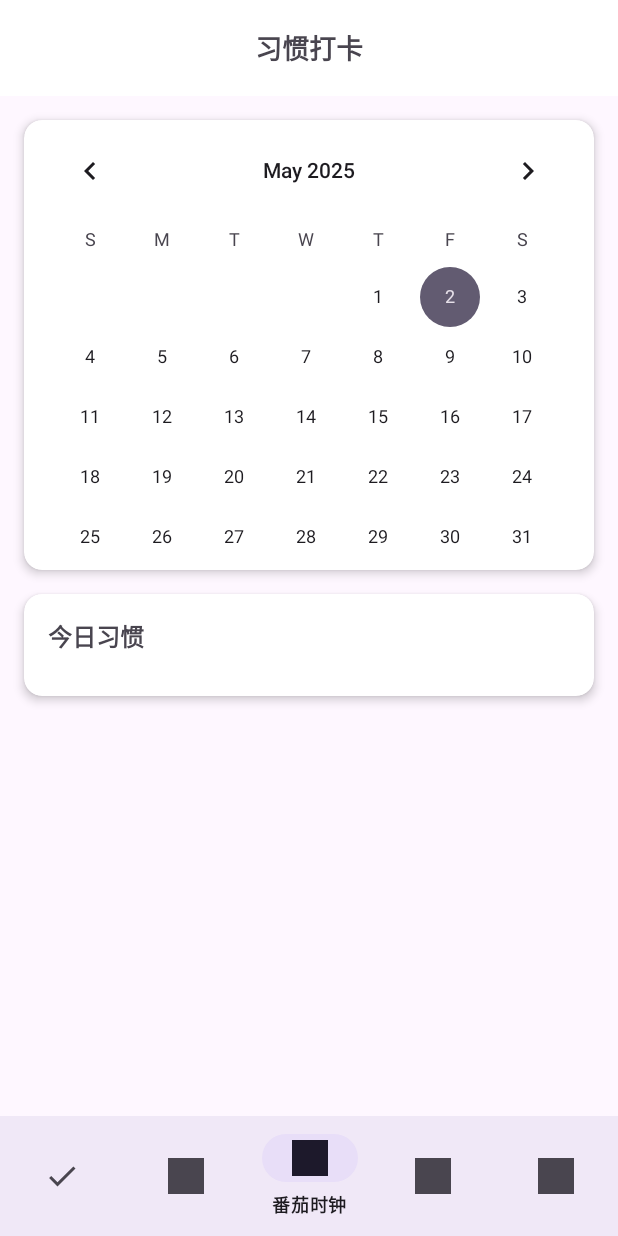
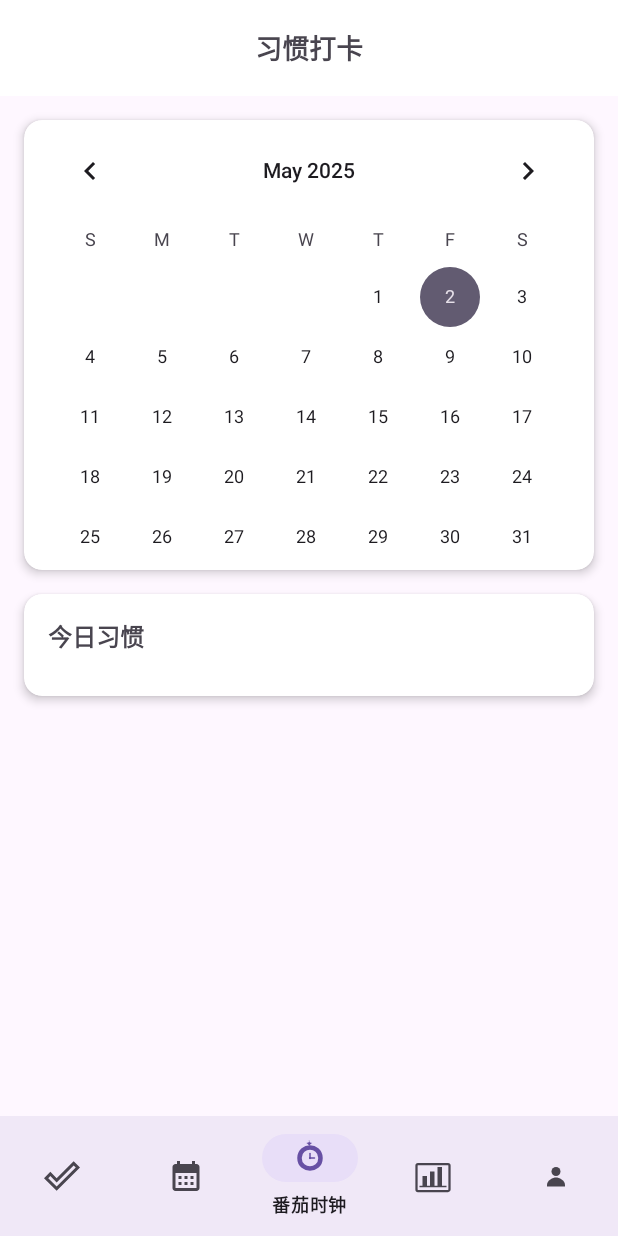
Before and after one commit to Aiden-Sky/Calendar-Assistant, an Android app: the Home_activity screen opened directly, with no data from a screen before it, item 3 of the bottom bar chosen, on a phone screen of 412 x 824 dp. Run offline under Robolectric (Android 15) with nearby library versions, the phone set to English and light mode, and no system bars.

Commit message:
修正菜单栏图标等5.2

```diff
--- /dev/null
+++ b/app/src/main/res/drawable/ic_menu_calende.xml
@@ -0,0 +1,5 @@
+<vector xmlns:android="http://schemas.android.com/apk/res/android" android:height="24dp" android:tint="#858E8E" android:viewportHeight="24" android:viewportWidth="24" android:width="24dp">
+
+    <path android:fillColor="@android:color/white" android:pathData="M19,4h-1V2h-2v2H8V2H6v2H5C3.89,4 3.01,4.9 3.01,6L3,20c0,1.1 0.89,2 2,2h14c1.1,0 2,-0.9 2,-2V6C21,4.9 20.1,4 19,4zM19,20H5V10h14V20zM9,14H7v-2h2V14zM13,14h-2v-2h2V14zM17,14h-2v-2h2V14zM9,18H7v-2h2V18zM13,18h-2v-2h2V18zM17,18h-2v-2h2V18z"/>
+
+</vector>
--- a/app/src/main/res/drawable/ic_menu_mark.xml
+++ b/app/src/main/res/drawable/ic_menu_mark.xml
@@ -1,5 +1,5 @@
 <vector xmlns:android="http://schemas.android.com/apk/res/android" android:height="24dp" android:tint="#000000" android:viewportHeight="24" android:viewportWidth="24" android:width="24dp">
 
-    <path android:fillColor="@android:color/white" android:pathData="M9,16.17L4.83,12l-1.42,1.41L9,19 21,7l-1.41,-1.41z"/>
+    <path android:fillColor="@android:color/white" android:pathData="M19.77,4.93l1.4,1.4L8.43,19.07l-5.6,-5.6 1.4,-1.4 4.2,4.2L19.77,4.93m0,-2.83L8.43,13.44l-4.2,-4.2L0,13.47l8.43,8.43L24,6.33 19.77,2.1z"/>
 
 </vector>
--- /dev/null
+++ b/app/src/main/res/drawable/ic_menu_statistics.xml
@@ -0,0 +1,34 @@
+<vector xmlns:android="http://schemas.android.com/apk/res/android"
+    android:width="48dp"
+    android:height="48dp"
+    android:viewportWidth="48"
+    android:viewportHeight="48">
+
+    <!-- 背景轮廓 -->
+    <path
+        android:fillAlpha="0"
+        android:strokeColor="?android:attr/textColorPrimary"
+        android:strokeWidth="3"
+        android:pathData="M4,8h40a2,2 0 0 1 2,2v32a2,2 0 0 1 -2,2H4a2,2 0 0 1 -2,-2V10a2,2 0 0 1 2,-2z" />
+
+    <!-- 横坐标轴 -->
+    <path
+        android:strokeColor="?android:attr/textColorPrimary"
+        android:strokeWidth="2"
+        android:pathData="M6,38h36" />
+
+    <!-- 柱状图1 -->
+    <path
+        android:fillColor="?android:attr/textColorPrimary"
+        android:pathData="M10,24h6v14h-6z" />
+
+    <!-- 柱状图2 -->
+    <path
+        android:fillColor="?android:attr/textColorPrimary"
+        android:pathData="M20,18h6v20h-6z" />
+
+    <!-- 柱状图3 -->
+    <path
+        android:fillColor="?android:attr/textColorPrimary"
+        android:pathData="M30,12h6v26h-6z" />
+</vector>
--- /dev/null
+++ b/app/src/main/res/drawable/ic_menu_tomato.xml
@@ -0,0 +1,39 @@
+<vector xmlns:android="http://schemas.android.com/apk/res/android"
+    android:width="48dp"
+    android:height="48dp"
+    android:viewportWidth="48"
+    android:viewportHeight="48">
+
+    <!-- 橙色圆环（保持不变） -->
+    <path
+        android:strokeColor="#D84315"
+        android:strokeWidth="6"
+        android:pathData="M24,10C18,10 10,14 10,24s8,14 14,14 14,-4 14,-14 -8,-14 -14,-14z"
+        android:fillColor="@android:color/transparent"
+        android:strokeLineCap="round"
+        android:strokeLineJoin="round"/>
+
+    <!-- 调整后的叶子（向外移动并稍微放大） -->
+    <path
+        android:fillColor="#388E3C"
+        android:pathData="M24,1c-1,2 -3,3 -5,3 2,1 3,2 4,4 1,-2 2,-3 4,-4 -2,0 -4,-1 -5,-3z" />
+
+    <!-- 白色眼睛（保持不变） -->
+    <path
+        android:fillColor="#FFFFFF"
+        android:pathData="M 24 22.5 A 1.5 1.5 0 1 0 24 25.5 A 1.5 1.5 0 1 0 24 22.5" />
+
+    <!-- 白色指针线（保持不变） -->
+    <path
+        android:strokeColor="#FFFFFF"
+        android:strokeWidth="2"
+        android:strokeLineCap="round"
+        android:pathData="M24,24 L24,18" />
+
+    <path
+        android:strokeColor="#FFFFFF"
+        android:strokeWidth="2"
+        android:strokeLineCap="round"
+        android:pathData="M24,24 L30,24" />
+
+</vector>
--- /dev/null
+++ b/app/src/main/res/drawable/ic_menue_personal.xml
@@ -0,0 +1,17 @@
+<vector xmlns:android="http://schemas.android.com/apk/res/android"
+    android:width="48dp"
+    android:height="48dp"
+    android:viewportWidth="48"
+    android:viewportHeight="48">
+
+    <!-- 头部（圆形头像） -->
+    <path
+        android:fillColor="#90CAF9"
+        android:pathData="M24,12a6,6 0 1,1 0,12a6,6 0 0,1 0,-12z" />
+
+    <!-- 身体（椭圆轮廓） -->
+    <path
+        android:fillColor="#42A5F5"
+        android:pathData="M12,36c0,-6.6 8,-10 12,-10s12,3.4 12,10v2H12v-2z" />
+
+</vector>
--- a/app/src/main/res/layout/activity_home.xml
+++ b/app/src/main/res/layout/activity_home.xml
@@ -19,6 +19,9 @@
         android:layout_width="match_parent"
         android:layout_height="wrap_content"
         android:background="?android:attr/windowBackground"
-        app:menu="@menu/bottom_nav_menu" />
+        app:menu="@menu/bottom_nav_menu"
+
+        app:itemIconTint="@null"
+        />
 
 </androidx.coordinatorlayout.widget.CoordinatorLayout>
--- a/app/src/main/res/menu/bottom_nav_menu.xml
+++ b/app/src/main/res/menu/bottom_nav_menu.xml
@@ -7,17 +7,17 @@
     <item
         android:id="@+id/nav_schedule"
         android:title="日程管理"
-        android:icon="@drawable/icons"/>
+        android:icon="@drawable/ic_menu_calende"/>
     <item
         android:id="@+id/nav_habit"
         android:title="番茄时钟"
-        android:icon="@drawable/icons"/>
+        android:icon="@drawable/ic_menu_tomato"/>
     <item
         android:id="@+id/nav_profile"
         android:title="数据统计"
-        android:icon="@drawable/icons"/>
+        android:icon="@drawable/ic_menu_statistics"/>
     <item
         android:id="@+id/nav_setting"
         android:title="个人中心"
-        android:icon="@drawable/icons"/>
+        android:icon="@drawable/ic_menue_personal"/>
 </menu>
```
Also changed, not shown: app/src/main/res/drawable/ic_menu_shedule.xml (added, +30 -0 lines), app/src/main/res/drawable/test.xml (added, +34 -0 lines).
